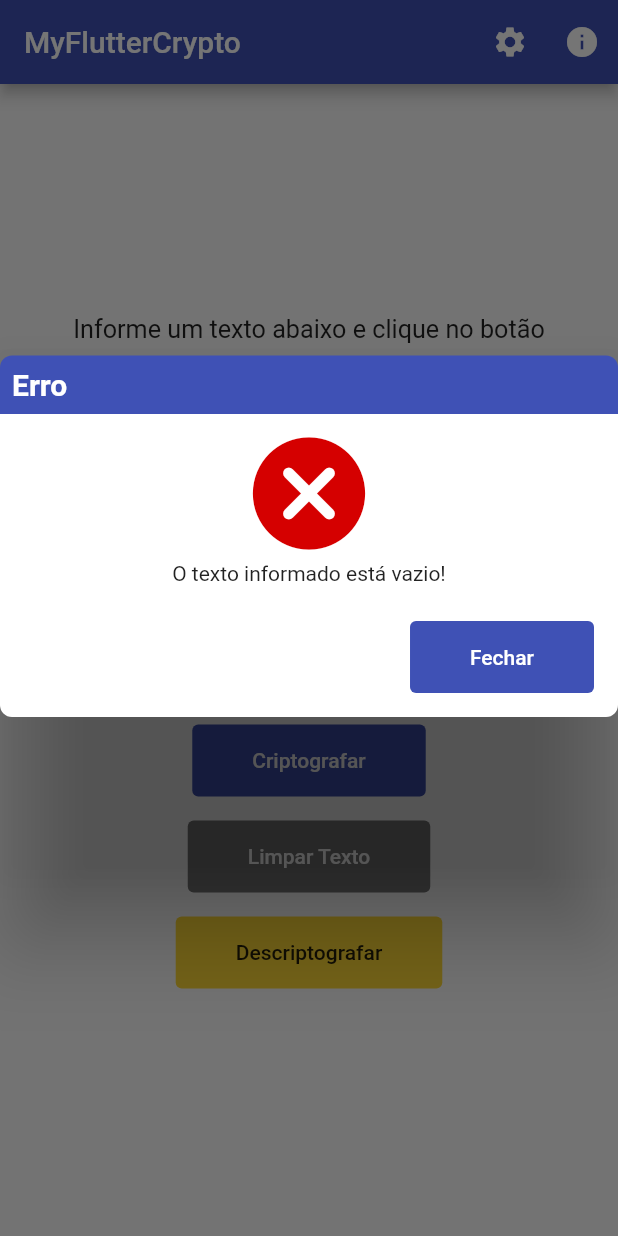
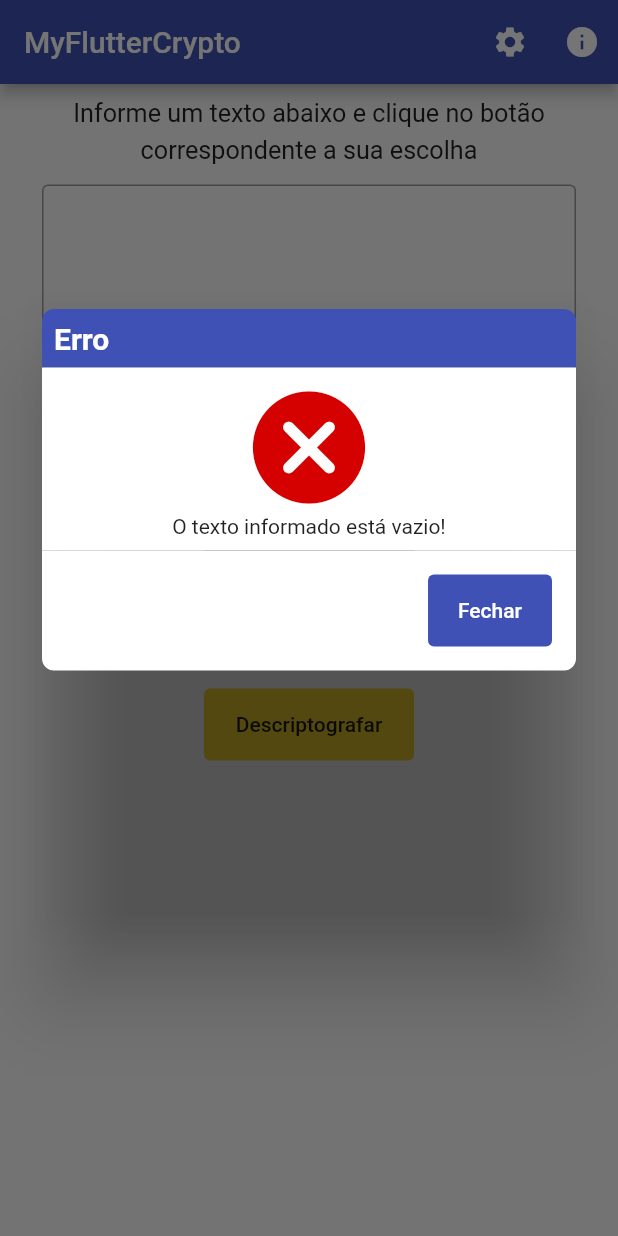
Before and after one commit to tglima/myfluttercrypto, a Flutter app: the screen it shows after launch, after a tap on "Descriptografar", on a phone screen of 412 x 824 dp. Run offline on Flutter 3.47's test engine with Material 2 defaults, Android fonts, the phone set to English and light mode, and no system bars; our stand-ins replace package_info_plus; missing offline and left inert: encrypt; statements that could not run were skipped.

Commit message:
Melhorias e adaptações p/ func em disp mobiles

```diff
--- a/lib/screens/home_screen.dart
+++ b/lib/screens/home_screen.dart
@@ -16,11 +16,11 @@ class HomeScreen extends StatefulWidget {
 }
 
 class _HomeScreenState extends State<HomeScreen> {
+  final TextEditingController _controllerTxtInput = TextEditingController();
+  final CryptoUtil _cryptoUtil = CryptoUtil();
+
   @override
   Widget build(BuildContext context) {
-    TextEditingController _controllerTxtInput = TextEditingController();
-    CryptoUtil _cryptoUtil = CryptoUtil();
-
     void _goToSettings() {
       WdgUtil.goToScreen(context: context, screen: const SettingsScreen());
     }
@@ -54,7 +54,8 @@ class _HomeScreenState extends State<HomeScreen> {
         return;
       }
 
-      ResultData resultData = _cryptoUtil.txtDecrypt(_controllerTxtInput.text);
+      ResultData resultData =
+          _cryptoUtil.txtDecrypt(_controllerTxtInput.text.trim());
       if (resultData.resultHasError()) {
         WdgUtil.buildDialog(
             context, TypeDialog.error, ConstantUtil.errDecryptTxt);
@@ -89,17 +90,16 @@ class _HomeScreenState extends State<HomeScreen> {
         fit: FlexFit.tight,
         child: Container(
             constraints:
-                const BoxConstraints(maxWidth: ConstantUtil.maxWidthBox),
-            padding: const EdgeInsets.only(top: ConstantUtil.defaultPadTop),
+                BoxConstraints(maxWidth: ConstantUtil.maxWidthBox(context)),
+            padding: EdgeInsets.only(top: ConstantUtil.defaultPadTop()),
             child: TextField(
               controller: _controllerTxtInput,
-              keyboardType: TextInputType.text,
+              keyboardType: TextInputType.multiline,
               decoration: const InputDecoration(border: OutlineInputBorder()),
               textAlign: TextAlign.center,
               minLines: 8,
               maxLines: 16,
-              toolbarOptions: const ToolbarOptions(
-                  copy: false, selectAll: false, paste: true),
+              toolbarOptions: const ToolbarOptions(copy: false, paste: true),
             )));
 
     Row _rowTxtBtns = WdgUtil.buildRow(ButtonBar(
--- a/lib/screens/result_screen.dart
+++ b/lib/screens/result_screen.dart
@@ -24,8 +24,8 @@ class ResultScreen extends StatelessWidget {
         fit: FlexFit.tight,
         child: Container(
             constraints:
-                const BoxConstraints(maxWidth: ConstantUtil.maxWidthBox),
-            padding: const EdgeInsets.only(top: ConstantUtil.defaultPadTop),
+                BoxConstraints(maxWidth: ConstantUtil.maxWidthBox(context)),
+            padding: EdgeInsets.only(top: ConstantUtil.defaultPadTop()),
             child: TextField(
               readOnly: true,
               controller: TextEditingController(text: txtResult),
@@ -34,8 +34,7 @@ class ResultScreen extends StatelessWidget {
               textAlign: TextAlign.center,
               minLines: 8,
               maxLines: 16,
-              toolbarOptions:
-                  const ToolbarOptions(copy: false, selectAll: false),
+              toolbarOptions: const ToolbarOptions(copy: true, selectAll: true),
             )));
 
     Row _rowTitle = WdgUtil.buildRow(Padding(
--- a/lib/screens/settings_screen.dart
+++ b/lib/screens/settings_screen.dart
@@ -12,9 +12,10 @@ class SettingsScreen extends StatefulWidget {
 }
 
 class _SettingsScreenState extends State<SettingsScreen> {
+  final TextEditingController _controllerTxtInput = TextEditingController();
+
   @override
   Widget build(BuildContext context) {
-    TextEditingController _controllerTxtInput = TextEditingController();
     setState(() {
       _controllerTxtInput.text = GlobalData.keyWord;
     });
@@ -34,12 +35,15 @@ class _SettingsScreenState extends State<SettingsScreen> {
       });
     }
 
-    Row _rowTxtInfo = WdgUtil.buildRow(RichText(
+    Row _rowTxtInfo = WdgUtil.buildRow(Container(
+        padding: ConstantUtil.edgeInsetsTopZero,
+        child: RichText(
             textAlign: TextAlign.justify,
             textScaleFactor: 1.2,
             text: TextSpan(children: <TextSpan>[
               TextSpan(
-              text: ConstantUtil.txtInfoKeyWord + ConstantUtil.txtKeyWordReset,
+                  text: ConstantUtil.txtInfoKeyWord +
+                      ConstantUtil.txtKeyWordReset,
                   style: TextStyle(
                       height: ConstantUtil.lineHeightDefault,
                       color: ConstantUtil.colorTxtDefault)),
@@ -49,15 +53,15 @@ class _SettingsScreenState extends State<SettingsScreen> {
                       height: ConstantUtil.lineHeightDefault,
                       fontWeight: FontWeight.bold,
                       color: ConstantUtil.colorRed))
-        ])));
+            ]))));
 
     Flexible _flexInputText = Flexible(
         flex: 0,
         fit: FlexFit.tight,
         child: Container(
             constraints:
-                const BoxConstraints(maxWidth: ConstantUtil.maxWidthBox),
-            padding: const EdgeInsets.only(top: ConstantUtil.defaultPadTop),
+                BoxConstraints(maxWidth: ConstantUtil.maxWidthBox(context)),
+            padding: EdgeInsets.only(top: ConstantUtil.defaultPadTop()),
             child: TextField(
               controller: _controllerTxtInput,
               keyboardType: TextInputType.text,
--- a/lib/utils/constant_util.dart
+++ b/lib/utils/constant_util.dart
@@ -1,4 +1,5 @@
 import 'package:flutter/material.dart';
+import 'package:myfluttercrypto/data/global_data.dart';
 
 class ConstantUtil {
   //Texts
@@ -60,16 +61,32 @@ class ConstantUtil {
   static const EdgeInsetsGeometry edgeInsetsTopZero =
       EdgeInsets.fromLTRB(16, 0, 16, 8);
 
-  static const EdgeInsetsGeometry padTxtBtnDefault =
-      EdgeInsets.fromLTRB(40, 16, 40, 16);
+  static EdgeInsetsGeometry padTxtBtnDefault() {
+    return GlobalData.isMobileDevice
+        ? const EdgeInsets.fromLTRB(20, 16, 20, 16)
+        : const EdgeInsets.fromLTRB(40, 16, 40, 16);
+  }
 
   //Others
   static const double lineHeightDefault = 1.5;
   static final TextStyle textStyleDefault = TextStyle(
       height: ConstantUtil.lineHeightDefault,
       color: ConstantUtil.colorTxtDefault);
-  static const double defaultPadTop = 20;
-  static const double maxWidthBox = 475;
-  static const double maxHeightBox = 350;
+  static double defaultPadTop() {
+    return GlobalData.isMobileDevice ? 12 : 20;
+  }
+
+  static double maxWidthBox(context) {
+    return GlobalData.isMobileDevice
+        ? (MediaQuery.of(context).size.width - 56)
+        : 475;
+  }
+
+  static double maxHeightBox(context) {
+    return GlobalData.isMobileDevice
+        ? (MediaQuery.of(context).size.height * 0.25)
+        : 350;
+  }
+
   static const int lengthKeyWord = 20;
 }
--- a/lib/utils/wdg_util.dart
+++ b/lib/utils/wdg_util.dart
@@ -1,6 +1,6 @@
 import 'dart:io';
-
 import 'package:flutter/material.dart';
+import 'package:myfluttercrypto/data/global_data.dart';
 import 'package:myfluttercrypto/utils/constant_util.dart';
 import 'package:myfluttercrypto/utils/enum_util.dart';
 
@@ -22,11 +22,9 @@ class WdgUtil {
         appBar: appBar,
         body: Container(
           padding: const EdgeInsets.all(5),
-          child: Center(
-            child: SingleChildScrollView(
-              child: Column(
-                children: listWdg,
-              ),
+          child: SingleChildScrollView(
+            child: Column(
+              children: listWdg,
             ),
           ),
         ),
@@ -53,6 +51,21 @@ class WdgUtil {
       txtColorBtn = ConstantUtil.colorWhite;
     }
 
+    if (GlobalData.isMobileDevice) {
+      return TextButton(
+        onPressed: function,
+        child: Text(
+          nmIcon,
+          style: TextStyle(color: txtColorBtn),
+        ),
+        style: TextButton.styleFrom(
+            backgroundColor: bkgColorBtn,
+            padding: ConstantUtil.padTxtBtnDefault(),
+            minimumSize: const Size(140, 40),
+            maximumSize: const Size(200, 80)),
+      );
+    }
+
     return TextButton(
       onPressed: function,
       child: Text(
@@ -61,7 +74,7 @@ class WdgUtil {
       ),
       style: TextButton.styleFrom(
         backgroundColor: bkgColorBtn,
-        padding: ConstantUtil.padTxtBtnDefault,
+        padding: ConstantUtil.padTxtBtnDefault(),
       ),
     );
   }
@@ -80,7 +93,9 @@ class WdgUtil {
     IconData iconDisplay = Icons.sentiment_satisfied_alt_outlined;
     Color iconColor = ConstantUtil.colorWhite;
     double iconSize = showIcon ? 90.0 : 0;
-
+    double maxHeightDialog = GlobalData.isMobileDevice
+        ? (MediaQuery.of(context).size.height * 0.50)
+        : ConstantUtil.maxHeightBox(context);
     colorBkgTitle = colorBkgTitle == Colors.transparent
         ? ConstantUtil.colorThemeApp
         : colorBkgTitle;
@@ -128,9 +143,9 @@ class WdgUtil {
             backgroundColor: Colors.transparent,
             insetPadding: EdgeInsets.zero,
             child: Container(
-              constraints: const BoxConstraints(
-                  maxWidth: ConstantUtil.maxWidthBox,
-                  maxHeight: ConstantUtil.maxHeightBox),
+              constraints: BoxConstraints(
+                  maxWidth: ConstantUtil.maxWidthBox(context),
+                  maxHeight: maxHeightDialog),
               child: Column(
                 children: <Widget>[
                   Container(
@@ -177,7 +192,8 @@ class WdgUtil {
                                     style: TextButton.styleFrom(
                                         backgroundColor:
                                             ConstantUtil.colorThemeApp,
-                                        padding: ConstantUtil.padTxtBtnDefault),
+                                        padding:
+                                            ConstantUtil.padTxtBtnDefault()),
                                     onPressed: () {
                                       Navigator.of(context).pop();
                                     },
```
Lines whose indentation alone changed are shown as unchanged.
